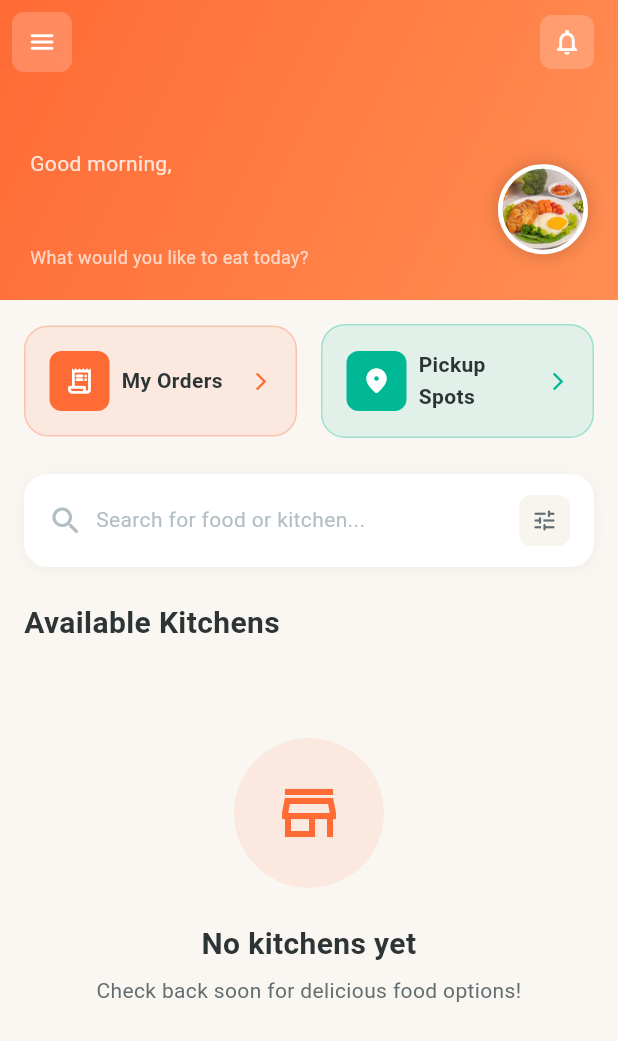
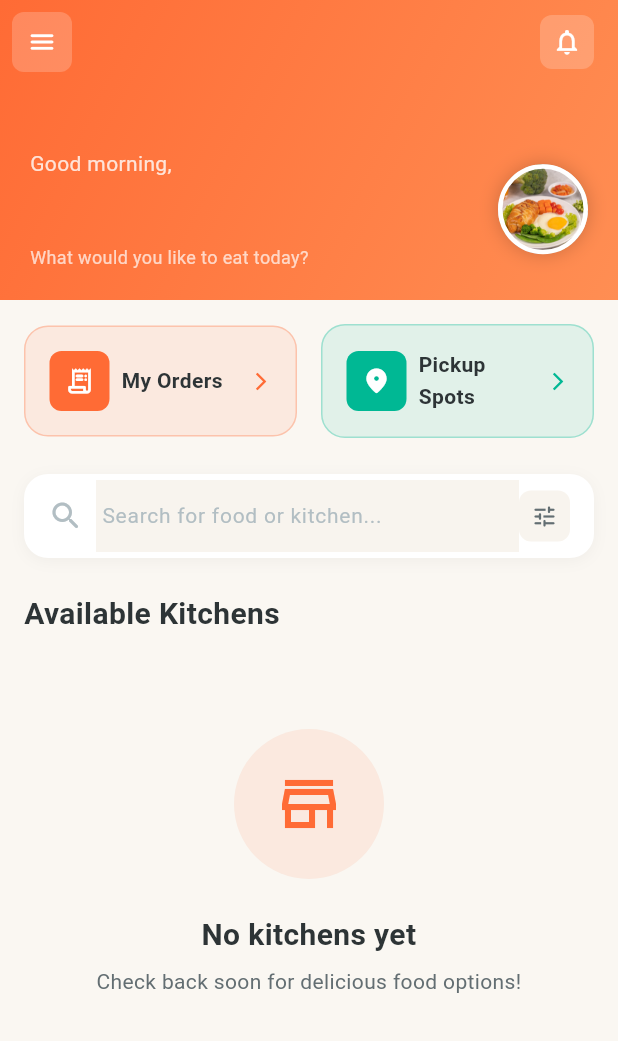
Before and after one commit to bright4Pres/JMResearch, a Flutter app: the screen it shows once a user with an empty profile is signed in, on a phone screen of 412 x 824 dp. Shown: the top 1041 px of the screen. Run offline on Flutter 3.47's test engine with Material 3 defaults, Android fonts, the phone set to English and light mode, and no system bars; our stand-ins replace cloud_firestore, firebase_auth, firebase_core; accounts and stored records are empty.

```diff
--- a/myapp/lib/screens/admin/kitchen_detail_screen.dart
+++ b/myapp/lib/screens/admin/kitchen_detail_screen.dart
@@ -155,11 +155,6 @@ class _KitchenDetailScreenState extends State<KitchenDetailScreen>
                           ),
                           maxLines: 2,
                           overflow: TextOverflow.ellipsis,
-                        ),
-                        const SizedBox(height: AppSpacing.sm),
-                        StatusBadge(
-                          status: widget.kitchen.isActive ? 'Open' : 'Closed',
-                          isLarge: true,
                         ),
                       ],
                     ),
--- a/myapp/lib/screens/home/home_screen.dart
+++ b/myapp/lib/screens/home/home_screen.dart
@@ -34,6 +34,10 @@ class _HomeScreenState extends State<HomeScreen> with TickerProviderStateMixin {
   final UserService _userService = UserService();
   final VendorKitchenService _vendorService = VendorKitchenService();
 
+  // search
+  final TextEditingController _searchController = TextEditingController();
+  String _searchQuery = '';
+
   // animation controller for staggered list animation
   late AnimationController _animationController;
 
@@ -50,6 +54,7 @@ class _HomeScreenState extends State<HomeScreen> with TickerProviderStateMixin {
   @override
   void dispose() {
     _animationController.dispose();
+    _searchController.dispose();
     super.dispose();
   }
 
@@ -339,7 +344,7 @@ class _HomeScreenState extends State<HomeScreen> with TickerProviderStateMixin {
     return Container(
       padding: const EdgeInsets.symmetric(
         horizontal: AppSpacing.md,
-        vertical: 14,
+        vertical: 4,
       ),
       decoration: AppDecorations.card,
       child: Row(
@@ -347,13 +352,42 @@ class _HomeScreenState extends State<HomeScreen> with TickerProviderStateMixin {
           Icon(Icons.search_rounded, color: AppColors.textHint),
           const SizedBox(width: AppSpacing.sm),
           Expanded(
-            child: Text(
-              'Search for food or kitchen...',
-              style: AppTypography.bodyMedium.copyWith(
+            child: TextField(
+              controller: _searchController,
+              onChanged: (value) {
+                setState(() => _searchQuery = value.toLowerCase());
+              },
+              decoration: InputDecoration(
+                hintText: 'Search for food or kitchen...',
+                hintStyle: AppTypography.bodyMedium.copyWith(
                   color: AppColors.textHint,
                 ),
+                border: InputBorder.none,
+                contentPadding: const EdgeInsets.symmetric(vertical: 12),
+              ),
+              style: AppTypography.bodyMedium,
             ),
           ),
+          if (_searchQuery.isNotEmpty)
+            GestureDetector(
+              onTap: () {
+                _searchController.clear();
+                setState(() => _searchQuery = '');
+              },
+              child: Container(
+                padding: const EdgeInsets.all(6),
+                decoration: BoxDecoration(
+                  color: AppColors.textHint.withValues(alpha: 0.2),
+                  shape: BoxShape.circle,
+                ),
+                child: Icon(
+                  Icons.close,
+                  size: 16,
+                  color: AppColors.textSecondary,
+                ),
+              ),
+            )
+          else
             Container(
               padding: const EdgeInsets.all(8),
               decoration: BoxDecoration(
@@ -399,7 +433,25 @@ class _HomeScreenState extends State<HomeScreen> with TickerProviderStateMixin {
           );
         }
 
-        final kitchens = snapshot.data ?? [];
+        final allKitchens = snapshot.data ?? [];
+
+        // Filter kitchens based on search query
+        final kitchens = _searchQuery.isEmpty
+            ? allKitchens
+            : allKitchens.where((kitchen) {
+                return kitchen.name.toLowerCase().contains(_searchQuery) ||
+                    kitchen.description.toLowerCase().contains(_searchQuery);
+              }).toList();
+
+        if (kitchens.isEmpty && _searchQuery.isNotEmpty) {
+          return SliverToBoxAdapter(
+            child: EmptyState(
+              icon: Icons.search_off,
+              title: 'No results found',
+              subtitle: 'Try searching for something else',
+            ),
+          );
+        }
 
         if (kitchens.isEmpty) {
           return const SliverToBoxAdapter(
--- a/myapp/lib/services/auth.dart
+++ b/myapp/lib/services/auth.dart
@@ -111,9 +111,13 @@ class AuthService {
         // signs out so the user verifies email first
         await _auth.signOut();
         _log('User signed out for verification');
+
+        // Return a non-null AppUser to indicate successful registration
+        // (even though email is unverified - that's expected for registration)
+        return AppUser(uid: user.uid);
       }
 
-      return _userFromFirebaseUser(user);
+      return null;
     } catch (e) {
       _log('Registration error: $e');
       _log('Error details: ${e.runtimeType}');
```
Also changed, not shown: myapp/lib/screens/admin/staff_dashboard_screen.dart (deleted, +0 -30 lines), myapp/lib/screens/home/kitchen_menu_screen.dart (+32 -39 lines), myapp/pubspec.yaml (+8 -0 lines), myapp/assets/app_image.jpg (added), myapp/pubspec.lock, 1 other file. Lines whose indentation alone changed are shown as unchanged.
